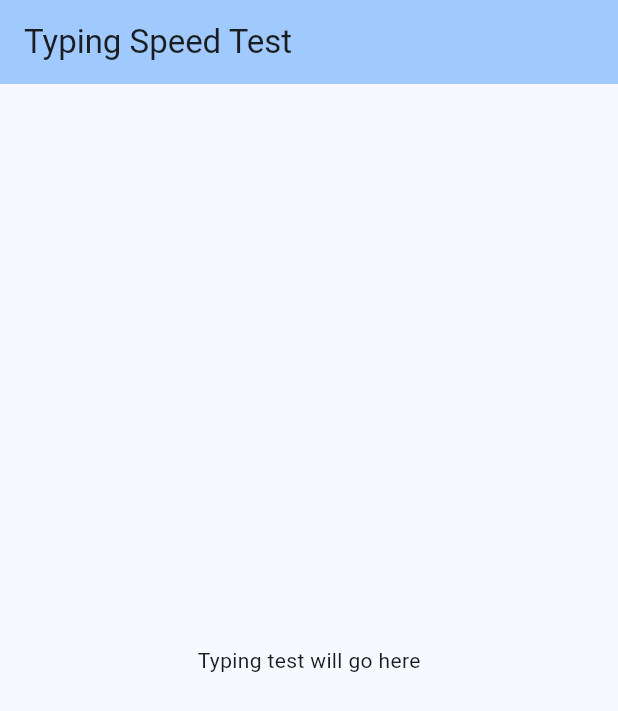
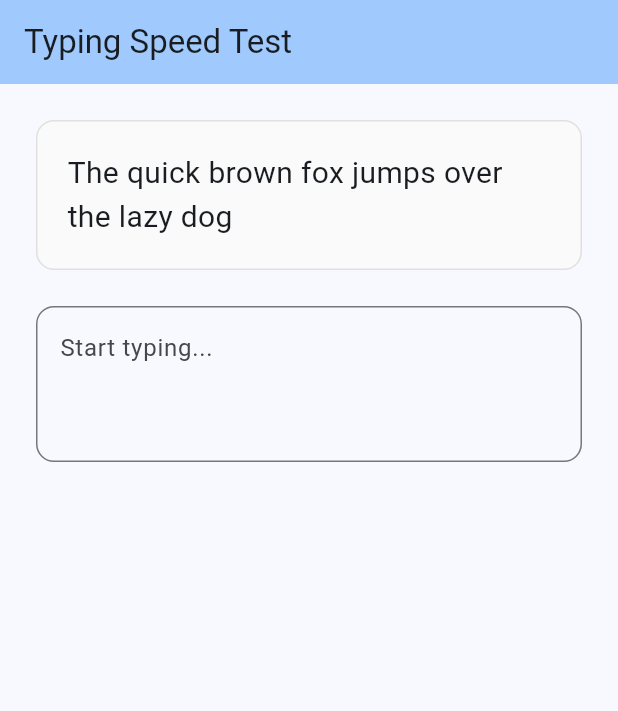
Before and after one commit to Ahmad-Elhajj-04/keyboard_typing, a Flutter app: the screen it shows after launch, on a phone screen of 412 x 824 dp. Shown: the top 711 px of the screen. Run offline on Flutter 3.47's test engine with Material 3 defaults, Android fonts, the phone set to English and light mode, and no system bars.

Commit message:
Add text input field and target text display

```diff
--- a/lib/main.dart
+++ b/lib/main.dart
@@ -29,6 +29,15 @@ class TypingTestPage extends StatefulWidget {
 }
 
 class _TypingTestPageState extends State<TypingTestPage> {
+  final TextEditingController _textController = TextEditingController();
+  final String _targetText = "The quick brown fox jumps over the lazy dog";
+
+  @override
+  void dispose() {
+    _textController.dispose();
+    super.dispose();
+  }
+
   @override
   Widget build(BuildContext context) {
     return Scaffold(
@@ -36,8 +45,35 @@ class _TypingTestPageState extends State<TypingTestPage> {
         title: const Text('Typing Speed Test'),
         backgroundColor: Theme.of(context).colorScheme.inversePrimary,
       ),
-      body: const Center(
-        child: Text('Typing test will go here'),
+      body: Padding(
+        padding: const EdgeInsets.all(24.0),
+        child: Column(
+          children: [
+            Container(
+              padding: const EdgeInsets.all(20.0),
+              decoration: BoxDecoration(
+                color: Colors.grey[50],
+                borderRadius: BorderRadius.circular(12),
+                border: Border.all(color: Colors.grey[300]!),
+              ),
+              child: Text(
+                _targetText,
+                style: const TextStyle(fontSize: 20),
+              ),
+            ),
+            const SizedBox(height: 24),
+            TextField(
+              controller: _textController,
+              maxLines: 3,
+              decoration: InputDecoration(
+                hintText: 'Start typing...',
+                border: OutlineInputBorder(
+                  borderRadius: BorderRadius.circular(12),
+                ),
+              ),
+            ),
+          ],
+        ),
       ),
     );
   }
```
